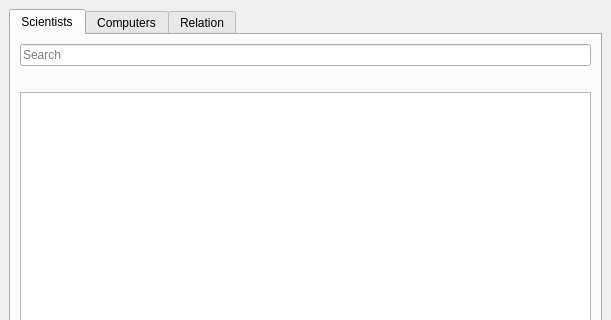
First picture: the form in Verklegt/mainmenu.ui, repository disaerna/T-113-VLN1, before the edit; both pictures show x 0 to 611 and y 0 to 320 of the 611 by 680 pixel window.
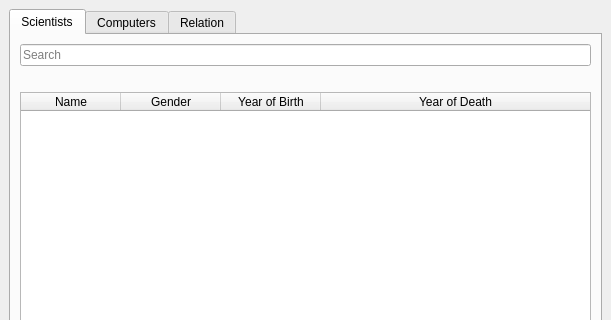
Second picture: the form after the edit. The open tabs and pages were chosen to show the change.

Commit message: Working sort og setti aftur inn column nöfnin, hættið að eyða þeim!

Diff of the .ui file:
```diff
--- a/Verklegt/mainmenu.ui
+++ b/Verklegt/mainmenu.ui
@@ -108,7 +108,7 @@
            <number>4</number>
           </property>
           <attribute name="horizontalHeaderVisible">
-           <bool>false</bool>
+           <bool>true</bool>
           </attribute>
           <attribute name="horizontalHeaderHighlightSections">
            <bool>true</bool>
```
Left out of the diff: 4 changed lines with no effect on the pictures. The commit also changes 1 other file.
